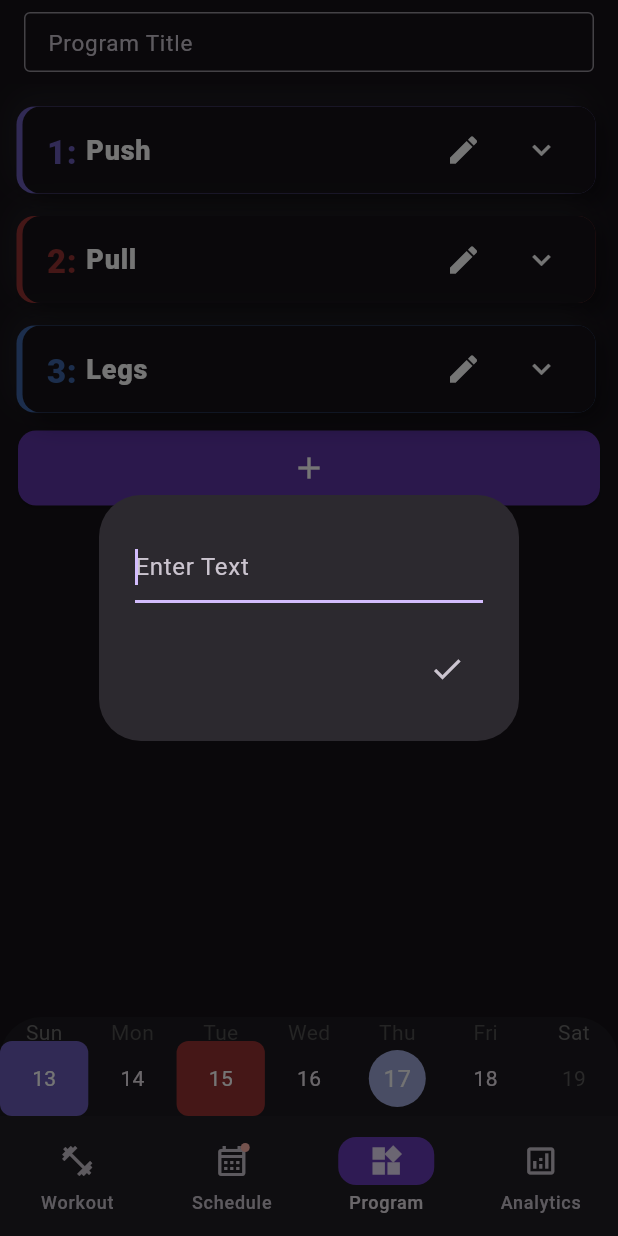
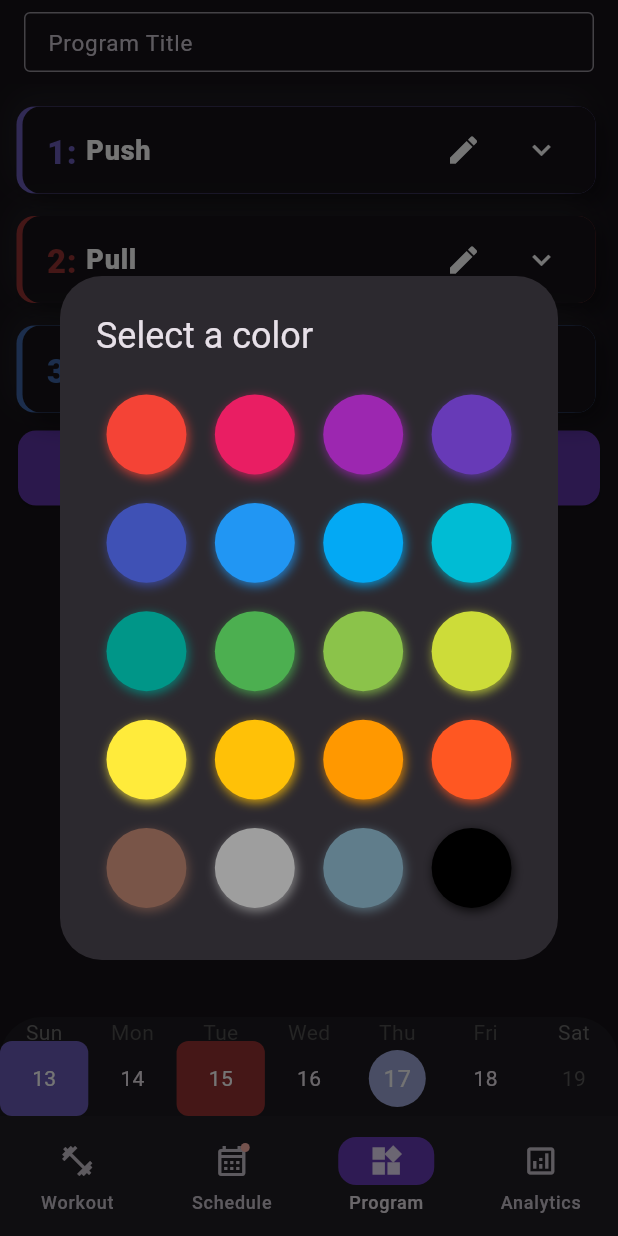
Before and after one commit to coleWesterveld/Flutter-Gym-App, a Flutter app: the screen it shows after launch, item 3 of the bottom bar chosen, after a tap on the "edit" icon, on a phone screen of 412 x 824 dp. Run offline on Flutter 3.47's test engine with Material 3 defaults, Android fonts, the phone set to English and light mode, and no system bars; drawn by our look-alikes of flutter_colorpicker, table_calendar; our stand-ins replace shared_preferences.

Commit message:
user custom color picker

```diff
--- /dev/null
+++ b/devtools_options.yaml
@@ -0,0 +1,3 @@
+description: This file stores settings for Dart & Flutter DevTools.
+documentation: https://docs.flutter.dev/tools/devtools/extensions#configure-extension-enablement-states
+extensions:
--- a/lib/main.dart
+++ b/lib/main.dart
@@ -62,6 +62,9 @@ class _MainPage extends State<NavigationBarApp> {
     super.initState();
 
   }
+
+
+
   @override
   Widget build(BuildContext context) {
     //provider for global variable information
@@ -122,7 +125,7 @@ class NavigationExample extends StatefulWidget {
 class _NavigationExampleState extends State<NavigationExample> {
   int currentPageIndex = 0;
 
-
+  void changeColor(Color newColor, int index) => setState(() => context.watch<Profile>().split[index].dayColor = newColor);
   @override
   Widget build(BuildContext context) {
 
@@ -178,7 +181,7 @@ class _NavigationExampleState extends State<NavigationExample> {
         /// Schedule page
         SchedulePage(),
         /// Program page
-        ProgramPage(writePrefs: widget.updater),
+        ProgramPage(writePrefs: widget.updater,),
         ///Analyitcs page
         AnalyticsPage(theme: theme),
       ][currentPageIndex],
--- a/lib/program_page.dart
+++ b/lib/program_page.dart
@@ -21,6 +21,9 @@ import 'package:flutter/material.dart';
 import 'package:table_calendar/table_calendar.dart';
 import 'package:provider/provider.dart';
 import 'user.dart';
+import 'package:flutter_colorpicker/flutter_colorpicker.dart';
+
+
 
 
 //TODO: gradient background
@@ -64,11 +67,14 @@ Color lighten(Color c, [int percent = 10]) {
         c.blue + ((255 - c.blue) * p).round()
     );
 }
+
+
+
 //program page, where user defines the overall program by days,
 // then excercises for each day with sets, rep range and notes
 class ProgramPage extends StatefulWidget {
   Function writePrefs;
-  ProgramPage({Key? programkey, required this.writePrefs}) : super(key: programkey);
+  ProgramPage({Key? programkey, required this.writePrefs,}) : super(key: programkey);
   @override
   _MyListState createState() => _MyListState();
 }
@@ -79,6 +85,52 @@ class _MyListState extends State<ProgramPage> {
   DateTime today = DateTime.now();
   final List<DateTime> toHighlight = [DateTime(2024, 8, 20)];
   DateTime startDay = DateTime(2024, 8, 10);
+
+
+
+
+  Widget pickerItemBuilder(Color color, bool isCurrentColor, void Function() changeColor) {
+    return Container(
+      margin: const EdgeInsets.all(8),
+      decoration: BoxDecoration(
+        borderRadius: BorderRadius.circular(8.0),
+        color: color,
+        boxShadow: [BoxShadow(color: color.withOpacity(0.8), offset: const Offset(1, 2), blurRadius: 0.0)],
+      ),
+      child: Material(
+        color: Colors.transparent,
+        child: InkWell(
+          onTap: changeColor,
+          borderRadius: BorderRadius.circular(8.0),
+          child: AnimatedOpacity(
+            duration: const Duration(milliseconds: 250),
+            opacity: isCurrentColor ? 1 : 0,
+            child: Icon(
+              Icons.done,
+              size: 36,
+              color: useWhiteForeground(color) ? Colors.white : Colors.black,
+            ),
+          ),
+        ),
+      ),
+    );
+  }
+
+
+    Widget pickerLayoutBuilder(BuildContext context, List<Color> colors, PickerItem child) {
+    Orientation orientation = MediaQuery.of(context).orientation;
+
+    return SizedBox(
+      width: 300,
+      height: orientation == Orientation.portrait ? 360 : 240,
+      child: GridView.count(
+        crossAxisCount: orientation == Orientation.portrait ?  5: 4,
+        crossAxisSpacing: 5,
+        mainAxisSpacing: 5,
+        children: [for (Color color in colors) child(color)],
+      ),
+    );
+  }
 
   // adds day to split
   _addItem() {
@@ -255,6 +307,7 @@ class _MyListState extends State<ProgramPage> {
                           blurRadius: 0.0,
                         ),
                         //this shadow is what gives left side lining of colour
+                        //kind of undecided if I want to change this, i could make this more of a drop shadow, idk
                         BoxShadow(
                           color: context.watch<Profile>().split[index].dayColor,
                           offset: const Offset(-4.0, 0.0),
@@ -325,20 +378,22 @@ class _MyListState extends State<ProgramPage> {
 
                                 //update title button
                                 IconButton(onPressed: () async{
-
-                                    String? dayTitle = await openDialog();
-                                    if (dayTitle == null || dayTitle.isEmpty) return;
-                                    //rebuild widget tree reflecting new title
-                                    setState( () {
-                                      Provider.of<Profile>(context, listen: false).splitAssign(
-                                        index: index,
-                                        newExcercises: context.read<Profile>().excercises[index],
-                                        newSets: context.read<Profile>().sets[index],
-                                        newDay: SplitDayData(
-                                          data: dayTitle, dayColor: context.read<Profile>().split[index].dayColor
-                                        )
-                                      );
-                                    }); //close setstate
+                                    //TODO: make a button to go between two screens,
+                                    // default to changing title but when toggled to color can also change day color.
+                                    openColorPicker(index);
+                                    // String? dayTitle = await openDialog();
+                                    // if (dayTitle == null || dayTitle.isEmpty) return;
+                                    // //rebuild widget tree reflecting new title
+                                    // setState( () {
+                                    //   Provider.of<Profile>(context, listen: false).splitAssign(
+                                    //     index: index,
+                                    //     newExcercises: context.read<Profile>().excercises[index],
+                                    //     newSets: context.read<Profile>().sets[index],
+                                    //     newDay: SplitDayData(
+                                    //       data: dayTitle, dayColor: context.read<Profile>().split[index].dayColor
+                                    //     )
+                                    //   );
+                                    // }); //close setstate
                                     widget.writePrefs();
                                   },
 
@@ -410,7 +465,7 @@ class _MyListState extends State<ProgramPage> {
 
                                       label: Row(
                                         mainAxisSize: MainAxisSize.min,
-                                        children: [
+                                        children: const [
                                           Icon(Icons.add),
                                           Text(
                                             "Excercise  ",
@@ -525,9 +580,9 @@ class _MyListState extends State<ProgramPage> {
                                                         });
                                                       },
                                                       label: Row(
-                                                        children: [
-                                                          const Icon(Icons.add),
-                                                          const Text("Set"),
+                                                        children: const [
+                                                          Icon(Icons.add),
+                                                          Text("Set"),
                                                         ],
                                                       ),
                                                     ),
@@ -725,7 +780,56 @@ class _MyListState extends State<ProgramPage> {
       ),
     );
   }
+
+    void openColorPicker(int index) {
+    showDialog(
+      context: context,
+      builder: (BuildContext context) {
+        return AlertDialog(
+          title: const Text('Select a color'),
+          content: SingleChildScrollView(
+            child: BlockPicker(
+              pickerColor: context.watch<Profile>().split[index].dayColor,
+              onColorChanged: (Color color) {
+                context.read<Profile>().splitAssign(
+                  index: index,
+                  newDay: SplitDayData(data: context.read<Profile>().split[index].data, dayColor: color),
+                  newExcercises: context.read<Profile>().excercises[index],
+                  newSets: context.read<Profile>().sets[index],
+                );
+                setState(() {});
+              },
+
+
+              availableColors: Profile.colors,
+              layoutBuilder: pickerLayoutBuilder,
+              itemBuilder: pickerItemBuilder,
+            ),
+          ),
+        );
+      },
+    );
   }
+}
+
+
+
+
+
+
+
+// Color selectedColor = Colors.blue; // Set an initial color
+
+// ColorPicker(
+//   color: selectedColor,
+//   onColorChanged: (Color color) {
+//     setState(() {
+//       selectedColor = color;
+//     });
+//   },
+// ).showPickerDialog(
+//   context,
+// );
 
 Color _listColorFlop({required int index, Color bgColor = const Color(0xFF151218)}){
   if (index % 2 == 0){
--- a/lib/user.dart
+++ b/lib/user.dart
@@ -30,19 +30,28 @@ class SplitDayData{
 }
 
 class Profile extends ChangeNotifier {
-  static List<Color> pastelPalette = [
-    const Color.fromRGBO(106, 92, 185, 1),
-    const Color.fromRGBO(150, 50, 50, 1),
-
-    const Color.fromRGBO(61, 101, 167, 1),
-    const Color.fromRGBO(220, 224, 85, 1),
-    const  Color.fromRGBO(61, 169, 179, 1),
-    const Color.fromRGBO(199, 143, 74, 1),
-    const Color.fromRGBO(57, 129, 42, 1),
-    const Color.fromRGBO(131, 49, 131, 1),
-    const Color.fromRGBO(180, 180, 178, 1),
-
-    ];
+  static const List<Color> colors = [
+  Colors.red,
+  Colors.pink,
+  Colors.purple,
+  Colors.deepPurple,
+  Colors.indigo,
+  Colors.blue,
+  Colors.lightBlue,
+  Colors.cyan,
+  Colors.teal,
+  Colors.green,
+  Colors.lightGreen,
+  Colors.lime,
+  Colors.yellow,
+  Colors.amber,
+  Colors.orange,
+  Colors.deepOrange,
+  Colors.brown,
+  Colors.grey,
+  Colors.blueGrey,
+  Colors.black,
+];
 
   //information of each day of the split
   var split = <SplitDayData>[];
@@ -83,7 +92,7 @@ class Profile extends ChangeNotifier {
     required List<SplitDayData> newExcercises,
     required List<List<SplitDayData>> newSets,
   }) async {
-    split.add(SplitDayData(data: "New Day", dayColor: pastelPalette[split.length + 1]));
+    split.add(SplitDayData(data: "New Day", dayColor: colors[split.length + 1]));
     excercises.add(newExcercises);
     sets.add(newSets);
     lengthUpdate();
--- a/pubspec.yaml
+++ b/pubspec.yaml
@@ -40,6 +40,8 @@ dependencies:
   sqflite: ^2.3.3+1
   shared_preferences: ^2.3.2
   color_models: ^1.3.3
+  flex_color_picker: ^3.6.0
+  flutter_colorpicker: ^1.1.0
 
 dev_dependencies:
   flutter_test:
```
Also changed, not shown: pubspec.lock, 2 other files. Lines whose indentation alone changed are shown as unchanged.
